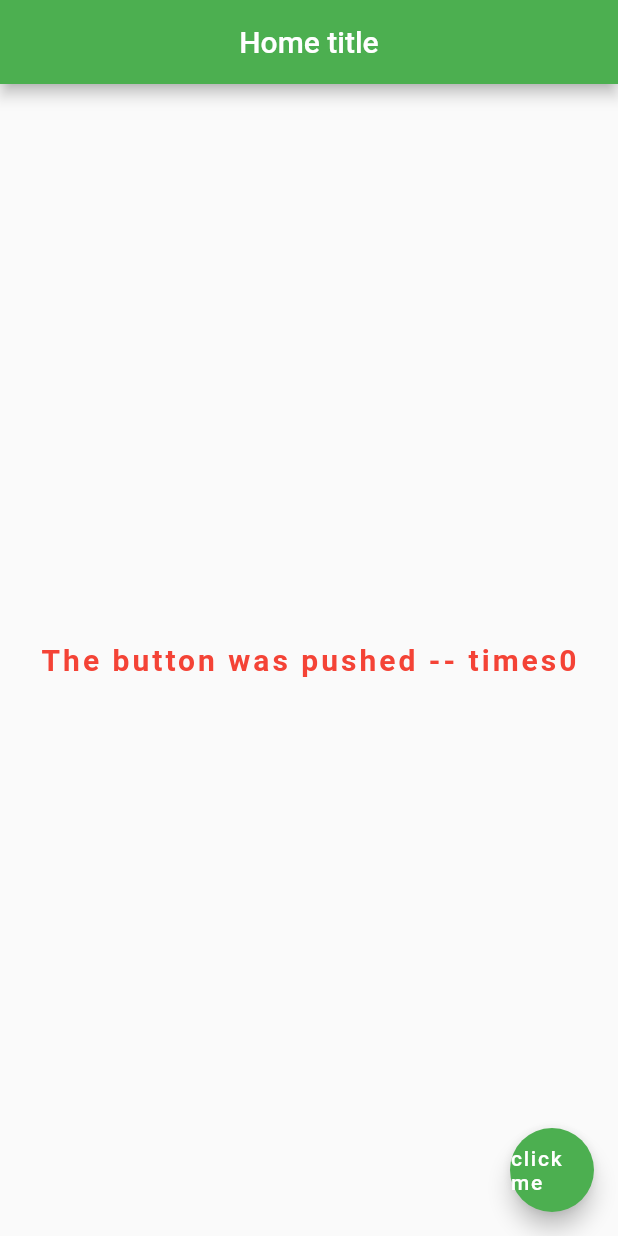
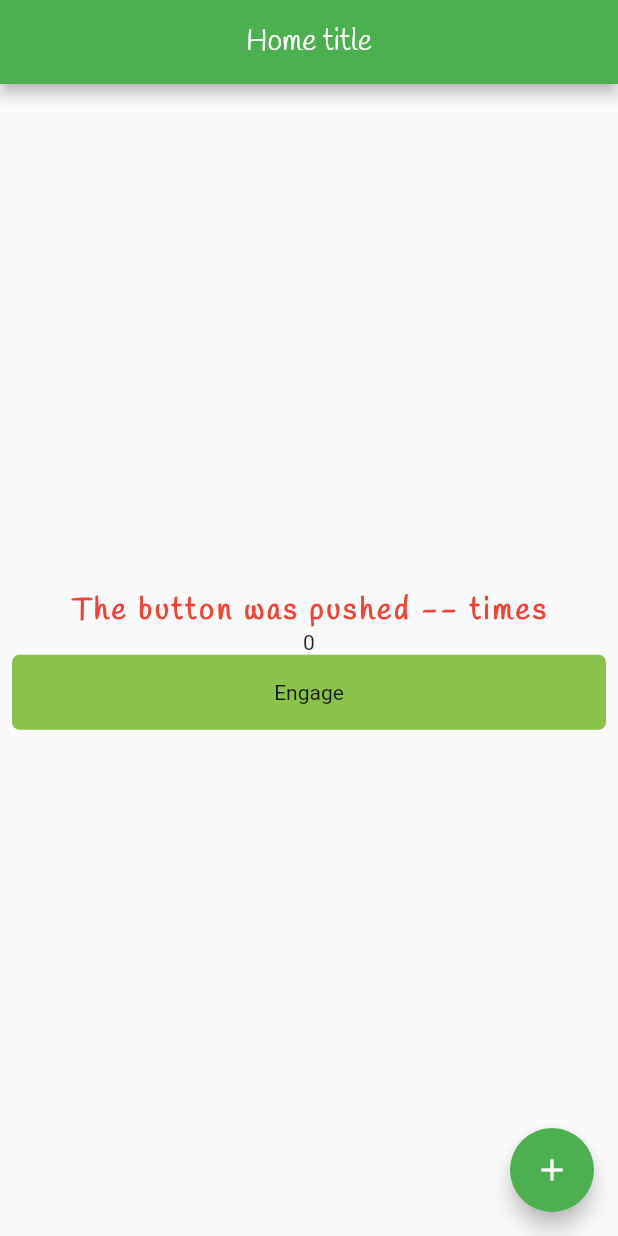
Before and after one commit to abdultanveer/Synechron, a Flutter app: the Home screen opened directly, on a phone screen of 412 x 824 dp. Run offline on Flutter 3.47's test engine with Material 2 defaults, Android fonts, the phone set to English and light mode, and no system bars.

Commit message:
mybutton

```diff
--- a/lib/simple.dart
+++ b/lib/simple.dart
@@ -1,4 +1,5 @@
 import 'package:flutter/material.dart';
+import 'package:untitled/widgets/mybutton.dart';
 
     void main(){
       runApp(MaterialApp(
@@ -27,23 +28,34 @@ import 'package:flutter/material.dart';
       Widget build(BuildContext context) {
         return Scaffold(
           appBar: AppBar(
-            title: Text('Home title',),
+            title: Text('Home title',
+            style: TextStyle( fontFamily: 'Handlee'),),
             centerTitle:true,
             backgroundColor: Colors.green,
           ),
           body: Center(
-              child: Text('The button was pushed -- times'+ '$_counter',
-              style: TextStyle(
-                fontSize: 20.0,
-                fontWeight: FontWeight.bold,
-                letterSpacing: 2.0,
-                color: Colors.red
-              ),)
+              child: Column(
+                mainAxisAlignment: MainAxisAlignment.center,
+                children: <Widget>[
+                  Text('The button was pushed -- times',
+                    style: TextStyle(
+                        fontFamily: 'Handlee',
+                        fontSize: 20.0,
+                        fontWeight: FontWeight.bold,
+                        letterSpacing: 2.0,
+                        color: Colors.red
+                    ),),
+                  Text('$_counter'),
+                  MyButton(),
+                ],
+
+              ),
+
           ),
           floatingActionButton: FloatingActionButton(
             backgroundColor: Colors.green,
             onPressed: _incrementCounter,
-            child: Text('click me'),
+            child: Icon(Icons.add),
           ),
         );
       }
--- /dev/null
+++ b/lib/widgets/mybutton.dart
@@ -0,0 +1,27 @@
+import 'package:flutter/material.dart';
+
+
+class MyButton extends StatelessWidget {
+  const MyButton({super.key});
+
+  @override
+  Widget build(BuildContext context) {
+    return GestureDetector(
+      onTap: () {
+        print('MyButton was tapped!');
+      },
+      child: Container(
+        height: 50.0,
+        padding: const EdgeInsets.all(8.0),
+        margin: const EdgeInsets.symmetric(horizontal: 8.0),
+        decoration: BoxDecoration(
+          borderRadius: BorderRadius.circular(5.0),
+          color: Colors.lightGreen[500],
+        ),
+        child: const Center(
+          child: Text('Engage'),
+        ),
+      ),
+    );
+  }
+}
```
Also changed, not shown: pubspec.yaml (+5 -6 lines), fonts/Handlee-Regular.ttf (added).
